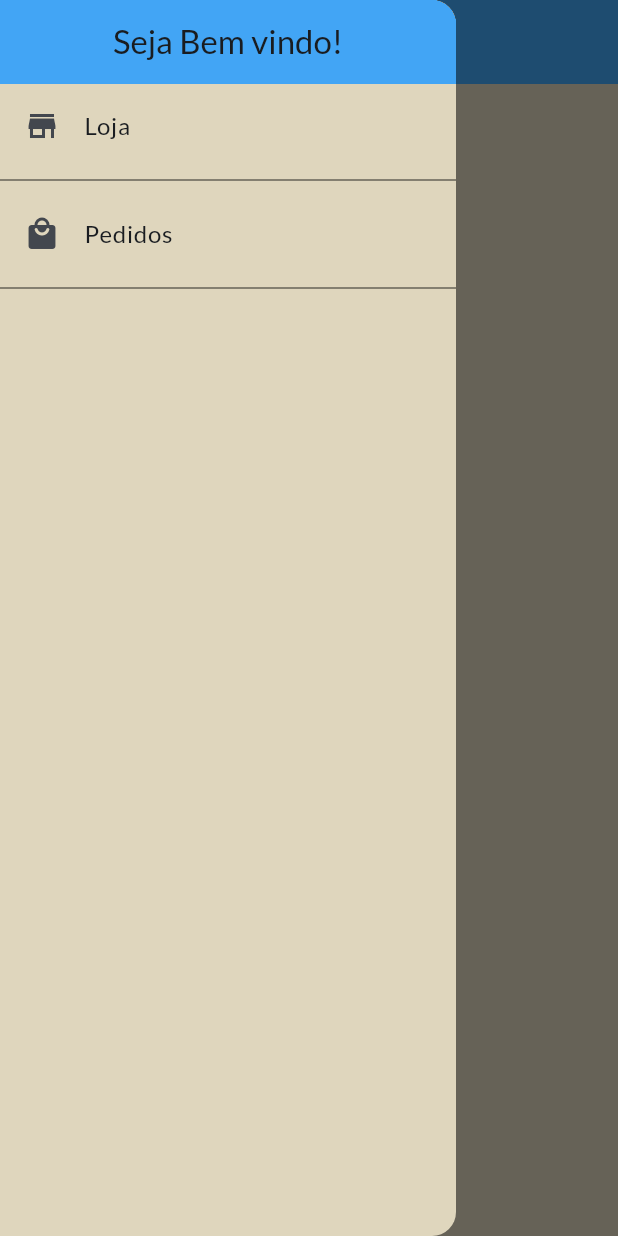
After one commit to GuiDutra21/flutter, a Flutter app: the OrderScreen screen opened by its route, with the side drawer open, on a phone screen of 412 x 824 dp. The commit adds this screen. Run offline on Flutter 3.47's test engine with Material 3 defaults, Android fonts, the phone set to English and light mode, and no system bars; network calls fail.

Commit message:
FInaliza app store

```diff
--- /dev/null
+++ b/store/lib/components/app_drawer.dart
@@ -0,0 +1,44 @@
+import 'package:flutter/material.dart';
+
+import '../utils/app_routes.dart';
+
+// Classe que representa o Drware da aplicacção
+class AppDrawer extends StatelessWidget {
+  // Construtor
+  const AppDrawer({super.key});
+
+  @override
+  Widget build(BuildContext context) {
+    return Drawer(
+      backgroundColor: Theme.of(context).scaffoldBackgroundColor,
+      child: Column(
+        children: [
+          AppBar(
+            title: const Text("Seja Bem vindo!"),
+            automaticallyImplyLeading: false, // Para remover o ícone do Drawer quando o Drawer está aparecendo
+          ),
+          ListTile(
+            leading: const Icon(Icons.store),
+            title: const Text('Loja'),
+            onTap: () {
+              Navigator.of(context).pushReplacementNamed(AppRoutes.home);
+            },
+          ),
+          const Divider(
+            color: Colors.black54,
+          ),
+          ListTile(
+            leading: const Icon(Icons.local_mall_rounded),
+            title: const Text('Pedidos'),
+            onTap: () {
+              Navigator.of(context).pushReplacementNamed(AppRoutes.orders);
+            },
+          ),
+          const Divider(
+            color: Colors.black54,
+          ),
+        ],
+      ),
+    );
+  }
+}
--- a/store/lib/components/product_grid.dart
+++ b/store/lib/components/product_grid.dart
@@ -1,6 +1,5 @@
 import 'package:flutter/material.dart';
 import 'package:provider/provider.dart';
-import 'package:store/models/cart.dart';
 
 import '../models/product.dart';
 import '../providers/product_list.dart';
--- a/store/lib/models/cart.dart
+++ b/store/lib/models/cart.dart
@@ -13,6 +13,7 @@ class Cart with ChangeNotifier {
 
   int get itemsLength => _items.length;
 
+  // Retorna o valor total do carrinho
   double get totalAmount {
     double total = 0.0;
     _items.values.forEach((item) {
@@ -38,7 +39,7 @@ class Cart with ChangeNotifier {
       _items.putIfAbsent(
           product.id,
           () => CartItem(
-                id: Random().nextDouble().toString(),
+                id: (Random().nextInt(10000)).toString(),
                 productId: product.id,
                 name: product.name,
                 price: product.price,
--- /dev/null
+++ b/store/lib/models/order.dart
@@ -0,0 +1,19 @@
+import 'cart_item.dart';
+
+// Classe modelo que representa apenas um pedido
+class Order {
+
+  // Atributos
+  final String id;
+  final double total;
+  final List<CartItem> products;
+  final DateTime date;
+
+  // Construtor
+  Order({
+    required this.id,
+    required this.total,
+    required this.products,
+    required this.date,
+  });
+}
--- /dev/null
+++ b/store/lib/models/order_list.dart
@@ -0,0 +1,30 @@
+import 'dart:math';
+
+import 'package:flutter/material.dart';
+import 'cart.dart';
+import 'order.dart';
+
+// Classe que representa a lista com todos os carrinhos ja criados
+class OrderList with ChangeNotifier {
+
+  List<Order> _items = [];
+
+  List<Order> get items => [..._items];
+
+  int get itemsLength => _items.length;
+
+  void addOrder(Cart cart) {
+    if(cart.items.isNotEmpty)
+    {
+      _items.insert(
+        0,
+        Order(
+            id: (Random().nextInt(10000)).toString(),
+            total: cart.totalAmount,
+            products: cart.items.values.toList(),
+            date: DateTime.now()),
+      );
+    }
+    notifyListeners();
+  }
+}
--- a/store/lib/screens/couter_screen.dart
+++ b/store/lib/screens/couter_screen.dart
@@ -1,5 +1,4 @@
 import 'package:flutter/material.dart';
-import 'package:store/models/product.dart';
 import 'package:store/providers/counter_provider.dart';
 
 // Classe teste para aprender o uso do inheredtWidget e do provider
--- /dev/null
+++ b/store/lib/screens/order_screen.dart
@@ -0,0 +1,24 @@
+import 'package:flutter/material.dart';
+import 'package:provider/provider.dart';
+import 'package:store/components/app_drawer.dart';
+import 'package:store/components/order_widget.dart';
+import 'package:store/models/order_list.dart';
+
+class OrderScreen extends StatelessWidget {
+  const OrderScreen({super.key});
+
+  @override
+  Widget build(BuildContext context) {
+    final orderList = Provider.of<OrderList>(context); // Provider para obter a lista de pedidos
+    return Scaffold(
+      appBar: AppBar(
+        title: const Text("Meus pedidos"),
+      ),
+      drawer: const AppDrawer(),
+      body: ListView.builder(
+          itemCount: orderList.items.length,
+          itemBuilder: (context, index) =>
+              OrderWidget(order: orderList.items[index])),
+    );
+  }
+}
--- a/store/lib/screens/products_overview_screen.dart
+++ b/store/lib/screens/products_overview_screen.dart
@@ -1,8 +1,8 @@
 import 'package:flutter/material.dart';
 import 'package:provider/provider.dart';
+import 'package:store/components/app_drawer.dart';
 import 'package:store/components/product_grid.dart';
 import 'package:store/components/shopping_cart.dart';
-import 'package:store/providers/product_list.dart';
 import 'package:store/utils/app_routes.dart';
 
 import '../models/cart.dart';
@@ -72,6 +72,7 @@ class _ProductsOverviewScreenState extends State<ProductsOverviewScreen> {
         // Chama o componente da matriz dos produtos
         body: ProductGrid(
           onlyFavorite: _onlyFavorite,
-        ));
+        ),
+        drawer: AppDrawer(),);
   }
 }
--- a/store/lib/utils/app_routes.dart
+++ b/store/lib/utils/app_routes.dart
@@ -1,5 +1,7 @@
 // Classe que representa as rotas do app
 class AppRoutes {
+  static var home = '/';
   static var productDetail = 'Product_detail';
   static var cart = 'Cart';
+  static var orders = 'Orders';
 }
```
Also changed, not shown: store/lib/components/order_widget.dart (added, +67 -0 lines), store/lib/main.dart (+9 -2 lines), store/lib/screens/cart_screen.dart (+6 -2 lines).
